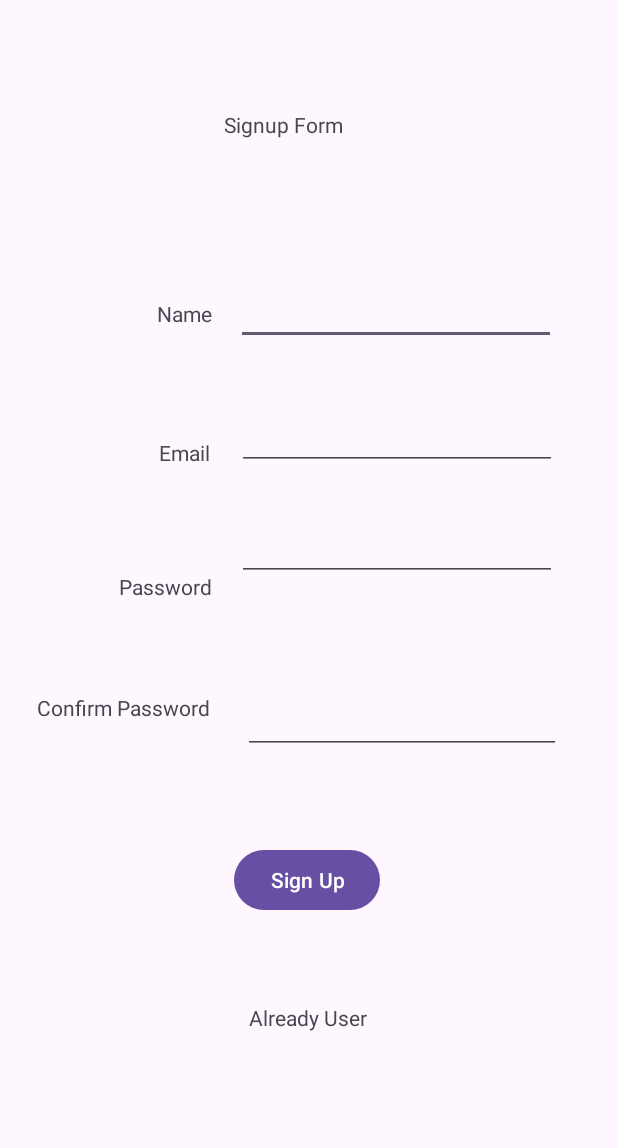
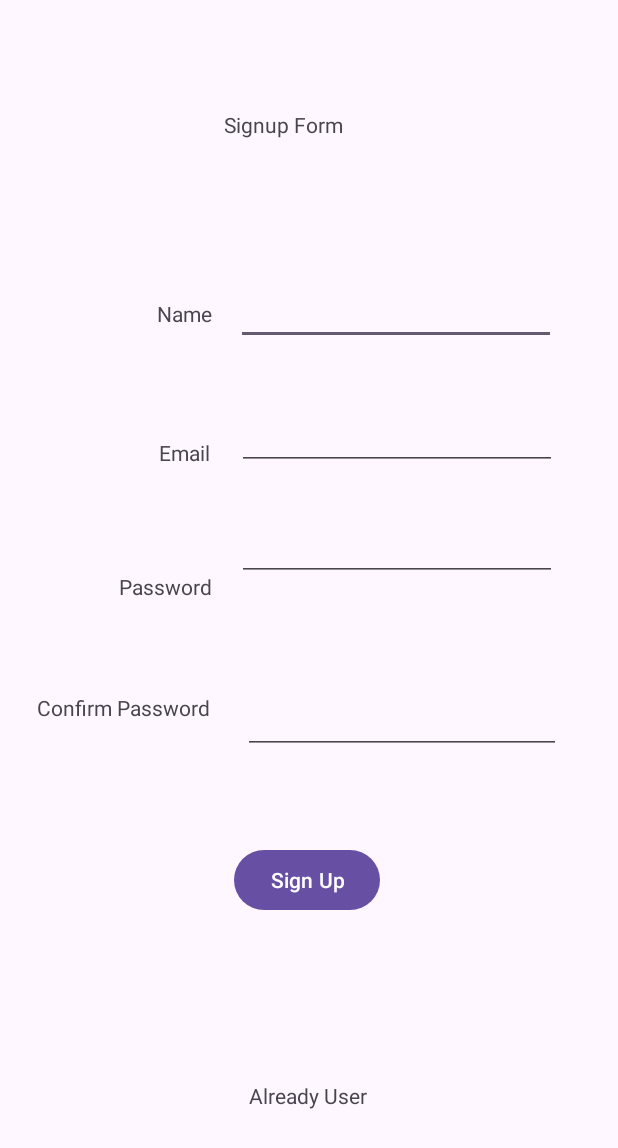
Before and after one commit to Ashura-22/Money_Tracker, an Android app: the Signup_Page screen opened directly, with no data from a screen before it, on a phone screen of 412 x 824 dp. Shown: the top 1148 px of the screen. Run offline under Robolectric (Android 15) with nearby library versions, the phone set to English and light mode, and no system bars; our stand-ins replace Firebase (no records; nobody signed in at launch, a user with empty details on screens opened directly); Roboto replaces fonts that are not available here.

```diff
--- a/app/build.gradle.kts
+++ b/app/build.gradle.kts
@@ -47,6 +47,7 @@ dependencies {
     implementation(libs.androidx.activity)
     implementation(libs.androidx.constraintlayout)
     implementation(libs.firebase.auth)
+    implementation(libs.firebase.firestore.ktx)
     testImplementation(libs.junit)
     androidTestImplementation(libs.androidx.junit)
     androidTestImplementation(libs.androidx.espresso.core)
--- a/app/src/main/res/layout/activity_signup_page.xml
+++ b/app/src/main/res/layout/activity_signup_page.xml
@@ -93,7 +93,7 @@
         app:layout_constraintHorizontal_bias="0.498"
         app:layout_constraintStart_toStartOf="parent"
         app:layout_constraintTop_toBottomOf="@+id/data_relay_button"
-        app:layout_constraintVertical_bias="0.53" />
+        app:layout_constraintVertical_bias="1.0" />
 
     <EditText
         android:id="@+id/editTextText"
@@ -153,5 +153,15 @@
         app:layout_constraintVertical_bias="0.587"
         app:passwordToggleEnabled="true" />
 
+    <TextView
+        android:id="@+id/textView6"
+        android:layout_width="wrap_content"
+        android:layout_height="wrap_content"
+        app:layout_constraintBottom_toTopOf="@+id/already_user"
+        app:layout_constraintEnd_toEndOf="parent"
+        app:layout_constraintHorizontal_bias="0.498"
+        app:layout_constraintStart_toStartOf="parent"
+        app:layout_constraintTop_toBottomOf="@+id/data_relay_button" />
+
 
 </androidx.constraintlayout.widget.ConstraintLayout>
--- a/gradle/libs.versions.toml
+++ b/gradle/libs.versions.toml
@@ -11,6 +11,7 @@ activity = "1.8.0"
 constraintlayout = "2.1.4"
 googleServices = "4.4.1"
 firebaseAuth = "22.3.1"
+firebaseFirestoreKtx = "25.0.0"
 
 [libraries]
 androidx-core-ktx = { group = "androidx.core", name = "core-ktx", version.ref = "coreKtx" }
@@ -23,6 +24,7 @@ androidx-activity = { group = "androidx.activity", name = "activity", version.re
 androidx-constraintlayout = { group = "androidx.constraintlayout", name = "constraintlayout", version.ref = "constraintlayout" }
 google-services = { group = "com.google.gms", name = "google-services", version.ref = "googleServices" }
 firebase-auth = { group = "com.google.firebase", name = "firebase-auth", version.ref = "firebaseAuth" }
+firebase-firestore-ktx = { group = "com.google.firebase", name = "firebase-firestore-ktx", version.ref = "firebaseFirestoreKtx" }
 
 [plugins]
 androidApplication = { id = "com.android.application", version.ref = "agp" }
```
Also changed, not shown: app/src/main/java/com/project/moneytracker/Signup_Page.kt (+23 -8 lines).
